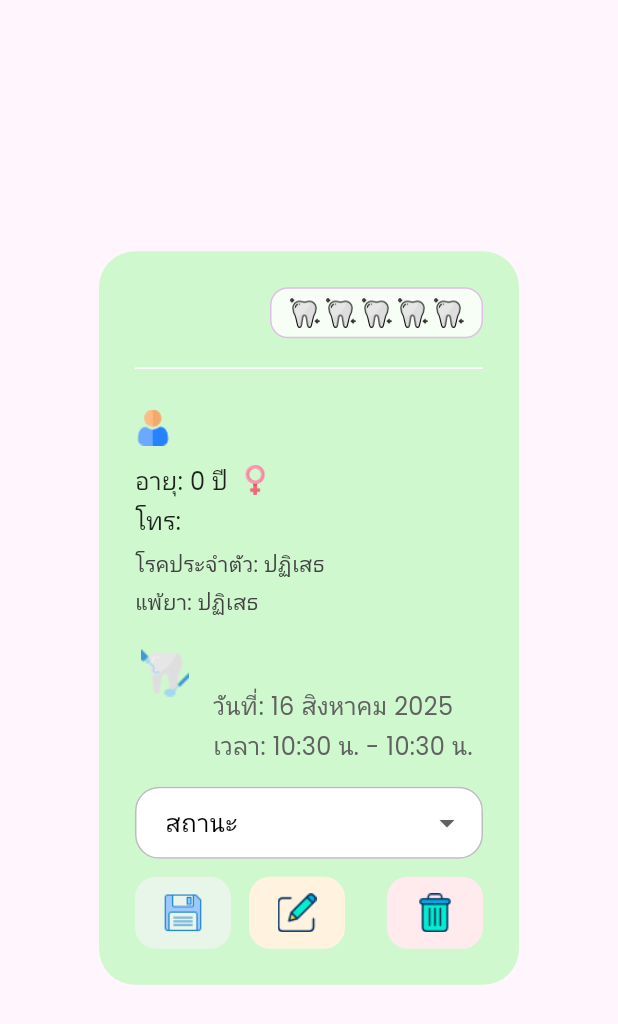
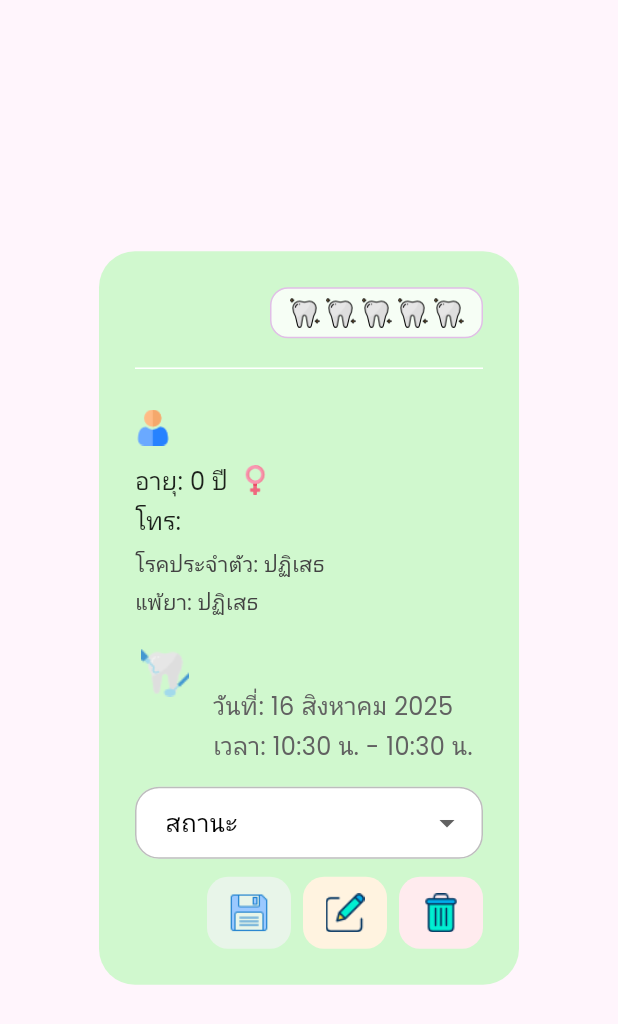
Before and after one commit to wiriyo/myDent, a Flutter app: the AppointmentDetailDialog widget shown alone on an empty page, opened directly with empty values, on a phone screen of 412 x 824 dp. Shown: the top 1024 px of the screen. Run offline on Flutter 3.47's test engine with Material 3 defaults, Android fonts, the phone set to English and light mode, and no system bars; our stand-ins replace cached_network_image, cloud_firestore, firebase_auth, firebase_core, firebase_storage, image_picker and 3 more; missing offline and left inert: esc_pos_utils_plus, gal, print_bluetooth_thermal; accounts and stored records are empty; network calls fail.

Commit message:
slip appointment add appointment

```diff
--- a/lib/widgets/appointment_detail_dialog.dart
+++ b/lib/widgets/appointment_detail_dialog.dart
@@ -1,4 +1,4 @@
-// 💖 สวัสดีค่ะพี่ทะเล! ไลลาตกแต่ง Dropdown ของช่องสถานะให้โค้งมนสวยงามแล้วนะคะ 😊
+// 💖 สวัสดีค่ะพี่ทะเล! ไลลาเชื่อมต่อใบนัดเวอร์ชันใหม่ให้แล้วนะคะ 😊
 
 import 'package:flutter/material.dart';
 import 'package:intl/intl.dart';
@@ -13,11 +13,10 @@ import '../screens/treatment_add.dart';
 import '../models/appointment_model.dart';
 import '../styles/app_theme.dart';
 
-// dev mode
-import 'package:flutter/foundation.dart' show kDebugMode; // ซ่อนปุ่มในโปรดักชัน
-import '../features/printing/printing.dart';
+// ✨ FIX: import โมเดลและหน้าพรีวิวที่เราจะใช้
+import '../features/printing/domain/appointment_slip_model.dart';
+import '../features/printing/render/appointment_slip_preview_page.dart';
 import '../features/printing/render/receipt_mapper.dart';
-import '../features/printing/render/preview_pages.dart' as pv;
 
 
 class AppointmentDetailDialog extends StatefulWidget {
@@ -99,27 +98,24 @@ class _AppointmentDetailDialogState extends State<AppointmentDetailDialog> {
     }
   }
 
-  // ========= NEW: ตัวช่วยสร้างใบนัดจากสถานะปัจจุบัน เพื่อพรีวิว =========
   AppointmentSlipModel _buildSlipFromState() {
     final patientName = widget.patient.name;
-    final String hn = ''; // ยังไม่มี HN ในโมเดล patient ของโปรเจกต์นี้
+    final String hn = '';
     final DateTime startAt = widget.appointment.startTime;
     final String? note = _reasonController.text.trim().isEmpty
-        ? null
+        ? widget.appointment.treatment // ถ้าไม่มีโน้ต ให้ใช้ชื่อ treatment แทน
         : _reasonController.text.trim();
 
-    // TODO: เปลี่ยนเป็นข้อมูลจริงจาก Clinic settings เมื่อพร้อมต่อ state
     return buildAppointmentSlip(
-      clinicName: 'MyDent คลินิก',
-      clinicAddress: '123 ถนนสุขใจ เขตบางกะปิ กทม.',
-      clinicPhone: '02-123-4567',
+      clinicName: 'คลินิกทันตกรรม\nหมอกุสุมาภรณ์',
+      clinicAddress: '304 ม.1 ต.หนองพอก\nอ.หนองพอก จ.ร้อยเอ็ด',
+      clinicPhone: '094-5639334',
       patientName: patientName,
       hn: hn,
       startAt: startAt,
       note: note,
     );
   }
-  // ======================================================================
 
   void _editAppointment() {
     Navigator.pop(context);
@@ -206,7 +202,23 @@ class _AppointmentDetailDialogState extends State<AppointmentDetailDialog> {
       }
 
       if (mounted) {
+        // ✨ FIX: ตรวจสอบสถานะก่อน แล้วค่อยแสดงใบนัด
+        final bool shouldShowSlip = _currentStatus == 'รอยืนยัน';
+
+        // ปิด dialog นี้ก่อน
         Navigator.pop(context);
+
+        // ถ้าสถานะตรงตามเงื่อนไข ให้เปิดหน้าพรีวิวใบนัด
+        if (shouldShowSlip) {
+          final slip = _buildSlipFromState();
+          // ใช้ context ของหน้าที่เปิด dialog อยู่ (ซึ่งตอนนี้มองเห็นแล้ว)
+          await Navigator.of(context).push(
+            MaterialPageRoute(
+              builder: (_) => AppointmentSlipPreviewPage(slip: slip),
+            ),
+          );
+        }
+
         if (_currentStatus == 'เสร็จสิ้น') {
           showTreatmentDialog(
             context,
@@ -417,12 +429,11 @@ class _AppointmentDetailDialogState extends State<AppointmentDetailDialog> {
               ],
             ),
             const SizedBox(height: 16),
-            // ✨ [UI-FIX] ตกแต่ง Dropdown ของเราให้สวยงามโค้งมนค่ะ!
             DropdownButtonFormField<String>(
               value: _currentStatus,
               items: statusOptions.map((status) => DropdownMenuItem(value: status, child: Text(status))).toList(),
               onChanged: (value) { setState(() { _currentStatus = value ?? _currentStatus; }); },
-              borderRadius: BorderRadius.circular(16.0), // ทำให้เมนูที่กางออกมามนสวย
+              borderRadius: BorderRadius.circular(16.0),
               decoration: InputDecoration(
                 labelText: 'สถานะ',
                 filled: true,
@@ -459,39 +470,14 @@ class _AppointmentDetailDialogState extends State<AppointmentDetailDialog> {
         ),
       ),
       actions: [
+        // ✨ FIX: จัดกลุ่มปุ่มใหม่ให้เหลือ 3 ปุ่มหลัก
         Row(
-          mainAxisAlignment: MainAxisAlignment.spaceBetween,
+          mainAxisAlignment: MainAxisAlignment.end,
           children: [
-            Row(
-              children: [
-                _buildIconActionButton(iconPath: 'assets/icons/save.png', backgroundColor: AppTheme.buttonCallBg, tooltip: 'บันทึกการเปลี่ยนแปลง', onPressed: _saveChanges),
-                const SizedBox(width: 12),
-                _buildIconActionButton(iconPath: 'assets/icons/edit.png', backgroundColor: AppTheme.buttonEditBg, tooltip: 'แก้ไขนัดหมาย', onPressed: _editAppointment),
-                // ========= NEW: ปุ่มพรีวิวใบนัด (DEV เท่านั้น) =========
-                if (kDebugMode) ...[
-                  const SizedBox(width: 12),
-                  TextButton.icon(
-                    style: TextButton.styleFrom(
-                      backgroundColor: Colors.white.withOpacity(0.95),
-                      padding: const EdgeInsets.symmetric(horizontal: 12, vertical: 10),
-                      shape: RoundedRectangleBorder(borderRadius: BorderRadius.circular(14)),
-                    ),
-                    icon: const Icon(Icons.print, color: AppTheme.primary),
-                    label: const Text('พรีวิวใบนัด', style: TextStyle(color: AppTheme.primary)),
-                    onPressed: () async {
-  final slip = _buildSlipFromState();
-  await Navigator.of(context).push(
-    MaterialPageRoute(
-      builder: (_) => pv.AppointmentSlipPreviewPage(slip: slip),
-    ),
-  );
-},
-
-                  ),
-                ],
-                // ======================================================
-              ],
-            ),
+            _buildIconActionButton(iconPath: 'assets/icons/save.png', backgroundColor: AppTheme.buttonCallBg, tooltip: 'บันทึกการเปลี่ยนแปลง', onPressed: _saveChanges),
+            const SizedBox(width: 8),
+            _buildIconActionButton(iconPath: 'assets/icons/edit.png', backgroundColor: AppTheme.buttonEditBg, tooltip: 'แก้ไขนัดหมาย', onPressed: _editAppointment),
+            const SizedBox(width: 8),
             _buildIconActionButton(iconPath: 'assets/icons/delete.png', backgroundColor: AppTheme.buttonDeleteBg, tooltip: 'ลบนัดหมาย', onPressed: _deleteAppointment),
           ],
         ),
@@ -520,7 +506,7 @@ class _AppointmentDetailDialogState extends State<AppointmentDetailDialog> {
   }) {
     return SizedBox(
       height: 48,
-      width: 64,
+      width: 56,
       child: Material(
         color: backgroundColor,
         borderRadius: BorderRadius.circular(14),
--- a/pubspec.yaml
+++ b/pubspec.yaml
@@ -111,6 +111,7 @@ flutter:
       - assets/icons/female.png
       - assets/icons/notes.png
       - assets/images/logo_clinic.png
+      - assets/icons/printer.png
 
   #   - images/a_dot_ham.jpeg
 
```
Also changed, not shown: assets/icons/printer.png (added).
